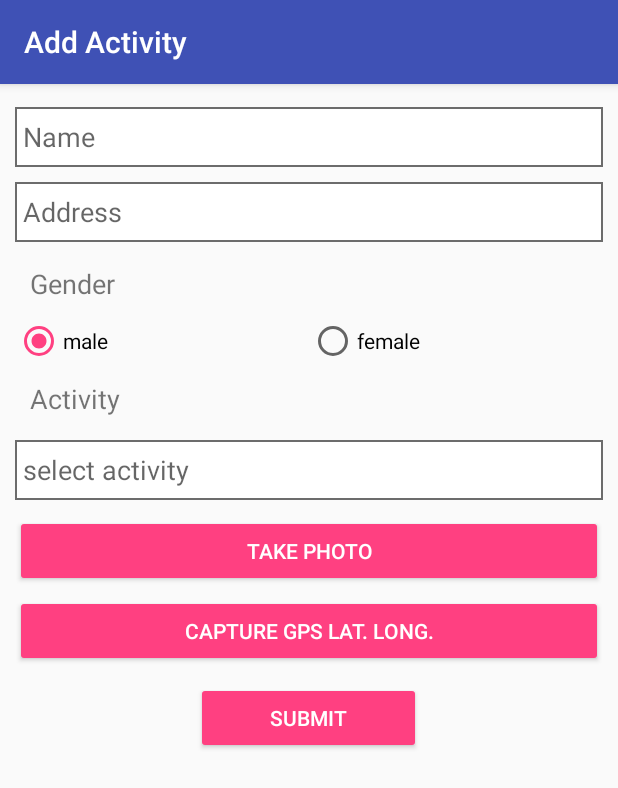
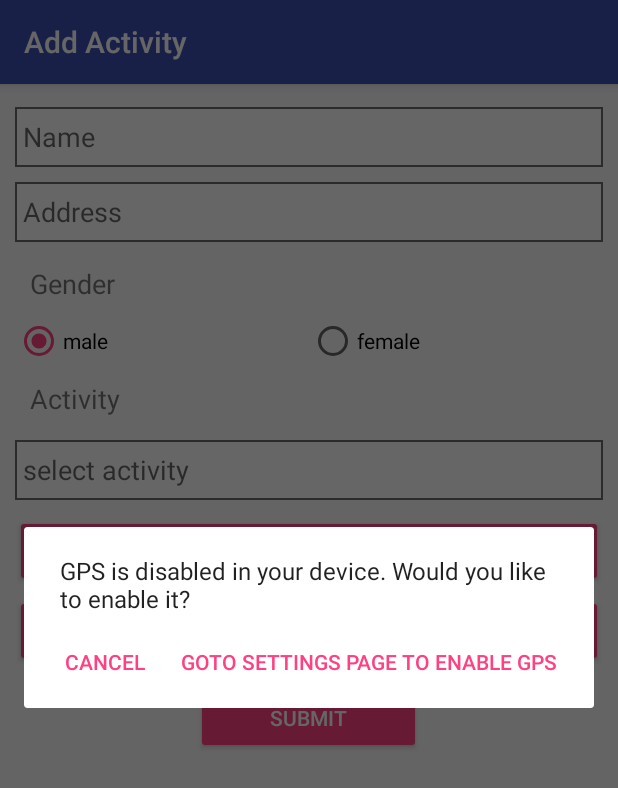
Before and after one commit to vishal901/visdemo, an Android app: the AddDataActivity screen opened directly, with no data from a screen before it, after a tap on "CAPTURE GPS LAT. LONG.", on a phone screen of 412 x 824 dp. Shown: the top 788 px of the screen. Run offline under Robolectric (Android 15) with nearby library versions, the phone set to English and light mode, and no system bars; libraries missing offline, so code that uses them is left out: io.realm.

Commit message:
change 4 final

```diff
--- a/app/src/main/java/com/vishalandroid/visdemo/AddDataActivity.java
+++ b/app/src/main/java/com/vishalandroid/visdemo/AddDataActivity.java
@@ -2,6 +2,7 @@ package com.vishalandroid.visdemo;
 
 import android.Manifest;
 import android.app.Dialog;
+import android.content.DialogInterface;
 import android.content.Intent;
 import android.content.pm.PackageManager;
 import android.location.Criteria;
@@ -14,6 +15,7 @@ import android.os.Environment;
 import android.provider.MediaStore;
 import android.support.annotation.Nullable;
 import android.support.v4.app.ActivityCompat;
+import android.support.v7.app.AlertDialog;
 import android.support.v7.app.AppCompatActivity;
 import android.support.v7.widget.LinearLayoutManager;
 import android.support.v7.widget.RecyclerView;
@@ -164,6 +166,7 @@ public class AddDataActivity extends AppCompatActivity implements View.OnClickLi
         dialog.show();
 
 
+        stringArrayList.clear();
         stringArrayList.add("Cricket");
         stringArrayList.add("Basketball");
         stringArrayList.add("Swimming");
@@ -252,6 +255,26 @@ public class AddDataActivity extends AppCompatActivity implements View.OnClickLi
             } else {
 
                 Toast.makeText(AddDataActivity.this, "Location can't be retrived", Toast.LENGTH_SHORT).show();
+
+                AlertDialog.Builder alertDialogBuilder = new AlertDialog.Builder(this);
+                alertDialogBuilder.setMessage("GPS is disabled in your device. Would you like to enable it?")
+                        .setCancelable(false)
+                        .setPositiveButton("Goto Settings Page To Enable GPS",
+                                new DialogInterface.OnClickListener(){
+                                    public void onClick(DialogInterface dialog, int id){
+                                        Intent callGPSSettingIntent = new Intent(
+                                                android.provider.Settings.ACTION_LOCATION_SOURCE_SETTINGS);
+                                        startActivity(callGPSSettingIntent);
+                                    }
+                                });
+                alertDialogBuilder.setNegativeButton("Cancel",
+                        new DialogInterface.OnClickListener(){
+                            public void onClick(DialogInterface dialog, int id){
+                                dialog.cancel();
+                            }
+                        });
+                AlertDialog alert = alertDialogBuilder.create();
+                alert.show();
             }
 
         } else {
--- a/app/src/main/java/com/vishalandroid/visdemo/HomeActivity.java
+++ b/app/src/main/java/com/vishalandroid/visdemo/HomeActivity.java
@@ -26,6 +26,7 @@ public class HomeActivity extends AppCompatActivity implements View.OnClickListe
     private RealmResults<AddData> addOrderList;
     private OrderListAdapter orderListAdapter;
     private Button btnadd;
+
 
 
     @Override
--- a/app/src/main/java/com/vishalandroid/visdemo/adpter/OrderListAdapter.java
+++ b/app/src/main/java/com/vishalandroid/visdemo/adpter/OrderListAdapter.java
@@ -76,7 +76,7 @@ public class OrderListAdapter extends RecyclerView.Adapter<OrderListAdapter.MyVi
         picasso.with(mContext)
                 .load(addOrder.getImgurl())
                 .placeholder(R.mipmap.ic_launcher)
-                .resize(50,50)
+                .resize(400,400)
 //                .error(Your Drawable Resource)         //this is also optional if some error has occurred in downloading the image this image would be displayed
                 .into(holder.imgpic);
 
--- a/app/src/main/java/com/vishalandroid/visdemo/extra/MyApplication.java
+++ b/app/src/main/java/com/vishalandroid/visdemo/extra/MyApplication.java
@@ -18,7 +18,7 @@ public class MyApplication extends Application {
         mInstance = this;
 
         RealmConfiguration configuration = new RealmConfiguration.Builder(this)
-                .name("takeorder.realm")
+                .name("demo.realm")
                 .deleteRealmIfMigrationNeeded()
                 .schemaVersion(1)
                 .build();
--- a/app/src/main/res/layout/activity_adddata.xml
+++ b/app/src/main/res/layout/activity_adddata.xml
@@ -21,11 +21,13 @@
                 android:layout_width="match_parent"
                 android:layout_height="wrap_content"
                 android:layout_marginTop="5dp"
+                android:inputType="text"
                 android:background="@drawable/btn_ractangle_border"
                 android:hint="Name"
                 android:paddingLeft="5dp" />
 
             <EditText
+                android:inputType="text"
                 android:id="@+id/edt_address_add"
                 android:layout_width="match_parent"
                 android:layout_height="wrap_content"
@@ -81,6 +83,7 @@
                 android:layout_width="match_parent"
                 android:layout_height="wrap_content"
                 android:layout_marginTop="5dp"
+                android:focusable="false"
                 android:background="@drawable/btn_ractangle_border"
                 android:hint="select activity"
                 android:paddingLeft="5dp"></EditText>
--- a/app/src/main/res/layout/dailog_select_activity.xml
+++ b/app/src/main/res/layout/dailog_select_activity.xml
@@ -16,7 +16,6 @@
         android:id="@+id/btn_save"
         style="@style/Base.Widget.AppCompat.Button.Colored"
         android:layout_width="match_parent"
-        android:background="@color/colorPrimary"
         android:layout_height="wrap_content"
         android:layout_below="@+id/rec_product_list1"
         android:layout_centerHorizontal="true"
```
